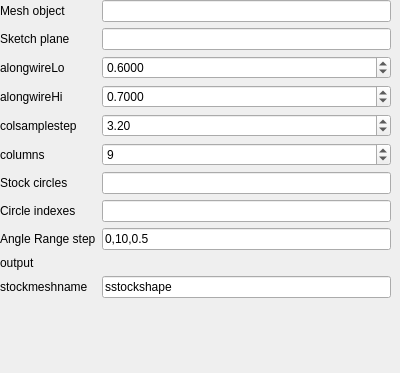
The window that freecadmacros/stockmeshcreatortask.ui (trilbytim/geodesic) describes before a commit, drawn with Qt 5.
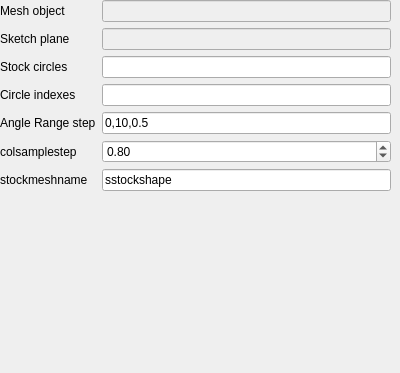
The same window after the commit.

Diff of the .ui file:
```diff
--- a/freecadmacros/stockmeshcreatortask.ui
+++ b/freecadmacros/stockmeshcreatortask.ui
@@ -37,7 +37,11 @@
      </widget>
     </item>
     <item row="0" column="1">
-     <widget class="QLineEdit" name="qmeshobject"/>
+     <widget class="QLineEdit" name="qmeshobject">
+      <property name="enabled">
+       <bool>false</bool>
+      </property>
+     </widget>
     </item>
     <item row="1" column="0">
      <widget class="QLabel" name="labsketchplane">
@@ -47,143 +51,77 @@
      </widget>
     </item>
     <item row="1" column="1">
-     <widget class="QLineEdit" name="qsketchplane"/>
-    </item>
-    <item row="2" column="0">
-     <widget class="QLabel" name="labalongwireLo">
-      <property name="text">
-       <string>alongwireLo</string>
+     <widget class="QLineEdit" name="qsketchplane">
+      <property name="enabled">
+       <bool>false</bool>
       </property>
      </widget>
     </item>
-    <item row="2" column="1">
-     <widget class="QDoubleSpinBox" name="qalongwireLo">
-      <property name="decimals">
-       <number>4</number>
-      </property>
-      <property name="minimum">
-       <double>-10.000000000000000</double>
-      </property>
-      <property name="maximum">
-       <double>10.000000000000000</double>
-      </property>
-      <property name="value">
-       <double>0.600000000000000</double>
-      </property>
-     </widget>
-    </item>
-    <item row="11" column="0">
-     <widget class="QLabel" name="labmandrelpaths">
-      <property name="text">
-       <string>output</string>
-      </property>
-     </widget>
-    </item>
-    <item row="12" column="0">
-     <widget class="QLabel" name="labstockmeshname">
-      <property name="text">
-       <string>stockmeshname</string>
-      </property>
-     </widget>
-    </item>
-    <item row="12" column="1">
-     <widget class="QLineEdit" name="qstockmeshname">
-      <property name="text">
-       <string>sstockshape</string>
-      </property>
-     </widget>
-    </item>
-    <item row="8" column="1">
-     <widget class="QLineEdit" name="qstockcircles"/>
-    </item>
-    <item row="8" column="0">
+    <item row="5" column="0">
      <widget class="QLabel" name="labstockcircles">
       <property name="text">
        <string>Stock circles</string>
       </property>
      </widget>
     </item>
-    <item row="9" column="1">
-     <widget class="QLineEdit" name="qstockcircleindexes"/>
+    <item row="5" column="1">
+     <widget class="QLineEdit" name="qstockcircles"/>
     </item>
-    <item row="9" column="0">
+    <item row="6" column="0">
      <widget class="QLabel" name="labstockcircleindexes">
       <property name="text">
        <string>Circle indexes</string>
       </property>
      </widget>
     </item>
-    <item row="4" column="0">
+    <item row="6" column="1">
+     <widget class="QLineEdit" name="qstockcircleindexes"/>
+    </item>
+    <item row="7" column="0">
+     <widget class="QLabel" name="labanglerangestep">
+      <property name="text">
+       <string>Angle Range step</string>
+      </property>
+     </widget>
+    </item>
+    <item row="7" column="1">
+     <widget class="QLineEdit" name="qanglerangestep">
+      <property name="text">
+       <string>0,10,0.5</string>
+      </property>
+     </widget>
+    </item>
+    <item row="8" column="0">
      <widget class="QLabel" name="labcolsamplestep">
       <property name="text">
        <string>colsamplestep</string>
       </property>
      </widget>
     </item>
-    <item row="4" column="1">
+    <item row="8" column="1">
      <widget class="QDoubleSpinBox" name="qcolsamplestep">
       <property name="toolTip">
        <string extracomment="The sample step along the radial paths "/>
       </property>
-      <property name="value">
-       <double>3.200000000000000</double>
-      </property>
-     </widget>
-    </item>
-    <item row="3" column="0">
-     <widget class="QLabel" name="labalongwireHi">
-      <property name="text">
-       <string>alongwireHi</string>
-      </property>
-     </widget>
-    </item>
-    <item row="3" column="1">
-     <widget class="QDoubleSpinBox" name="qalongwireHi">
-      <property name="decimals">
-       <number>4</number>
-      </property>
       <property name="minimum">
-       <double>-10.000000000000000</double>
+       <double>0.000000000000000</double>
       </property>
-      <property name="maximum">
-       <double>10.000000000000000</double>
-      </property>
-      <property name="singleStep">
-       <double>0.100000000000000</double>
-      </property>
       <property name="value">
-       <double>0.700000000000000</double>
+       <double>0.800000000000000</double>
       </property>
      </widget>
     </item>
-    <item row="5" column="0">
-     <widget class="QLabel" name="labcolumns">
+    <item row="9" column="0">
+     <widget class="QLabel" name="labstockmeshname">
       <property name="text">
-       <string>columns</string>
+       <string>stockmeshname</string>
       </property>
      </widget>
     </item>
-    <item row="5" column="1">
-     <widget class="QSpinBox" name="qcolumns">
-      <property name="minimum">
-       <number>1</number>
-      </property>
-      <property name="value">
-       <number>9</number>
-      </property>
-     </widget>
-    </item>
-    <item row="10" column="0">
-     <widget class="QLabel" name="labanglerangestep">
+    <item row="9" column="1">
+     <widget class="QLineEdit" name="qstockmeshname">
       <property name="text">
-       <string>Angle Range step</string>
-      </property>
-     </widget>
-    </item>
-    <item row="10" column="1">
-     <widget class="QLineEdit" name="qanglerangestep">
-      <property name="text">
-       <string>0,10,0.5</string>
+       <string>sstockshape</string>
       </property>
      </widget>
     </item>
```
